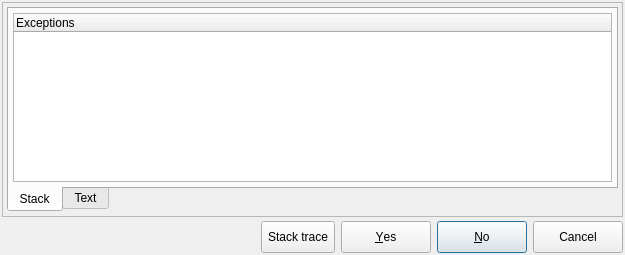
Before: the Qt Designer form libpgmodeler_ui/ui/messagebox.ui in pgmodeler/pgmodeler, drawn with Qt 5.
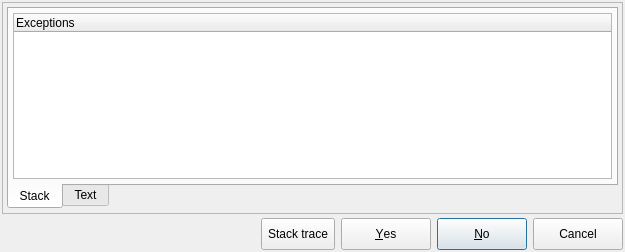
After: the same form once the commit is applied. The open tabs and pages were chosen to show the change. Icons and pictures are not drawn.

Commit message: Minor adjustments on Messagebox resizing during first display

The edit to the form file:
```diff
--- a/libpgmodeler_ui/ui/messagebox.ui
+++ b/libpgmodeler_ui/ui/messagebox.ui
@@ -10,7 +10,7 @@
     <x>0</x>
     <y>0</y>
     <width>625</width>
-    <height>255</height>
+    <height>252</height>
    </rect>
   </property>
   <property name="sizePolicy">
@@ -281,6 +281,12 @@
               </property>
               <item>
                <widget class="QTreeWidget" name="exceptions_trw">
+                <property name="minimumSize">
+                 <size>
+                  <width>0</width>
+                  <height>100</height>
+                 </size>
+                </property>
                 <property name="lineWidth">
                  <number>1</number>
                 </property>
```
Left out of the diff: 2 changed lines with no effect on the pictures. The commit also changes 2 other files.
